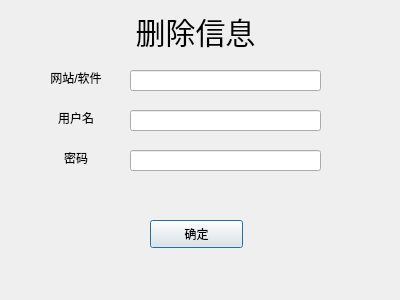
AlicDanclic/AlicCodeManagement, file AlicCodeManager/delete_information.ui: the form before one commit.
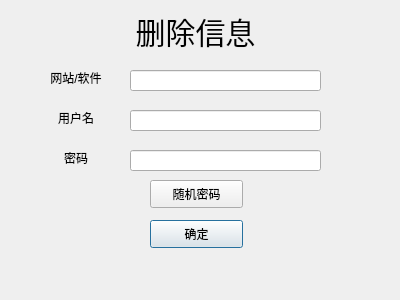
The form after the commit.

The edit to the form file:
```diff
--- a/AlicCodeManager/delete_information.ui
+++ b/AlicCodeManager/delete_information.ui
@@ -124,6 +124,19 @@
     </rect>
    </property>
   </widget>
+  <widget class="QPushButton" name="RandomButton">
+   <property name="geometry">
+    <rect>
+     <x>150</x>
+     <y>180</y>
+     <width>93</width>
+     <height>28</height>
+    </rect>
+   </property>
+   <property name="text">
+    <string>随机密码</string>
+   </property>
+  </widget>
  </widget>
  <resources/>
  <connections/>
```
